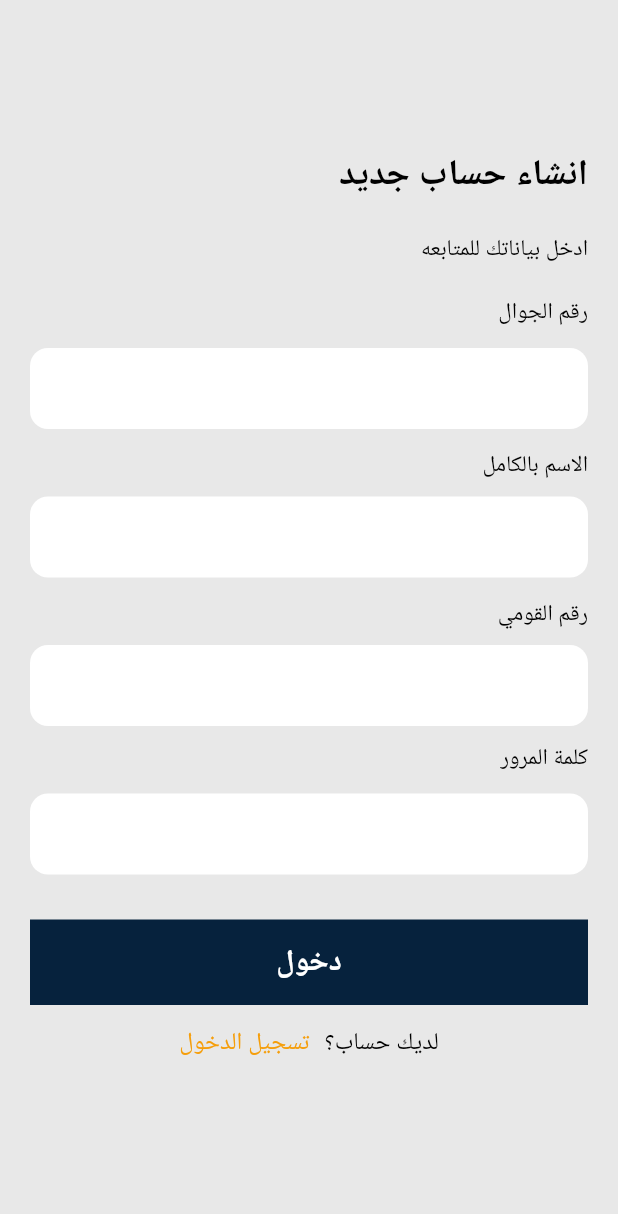
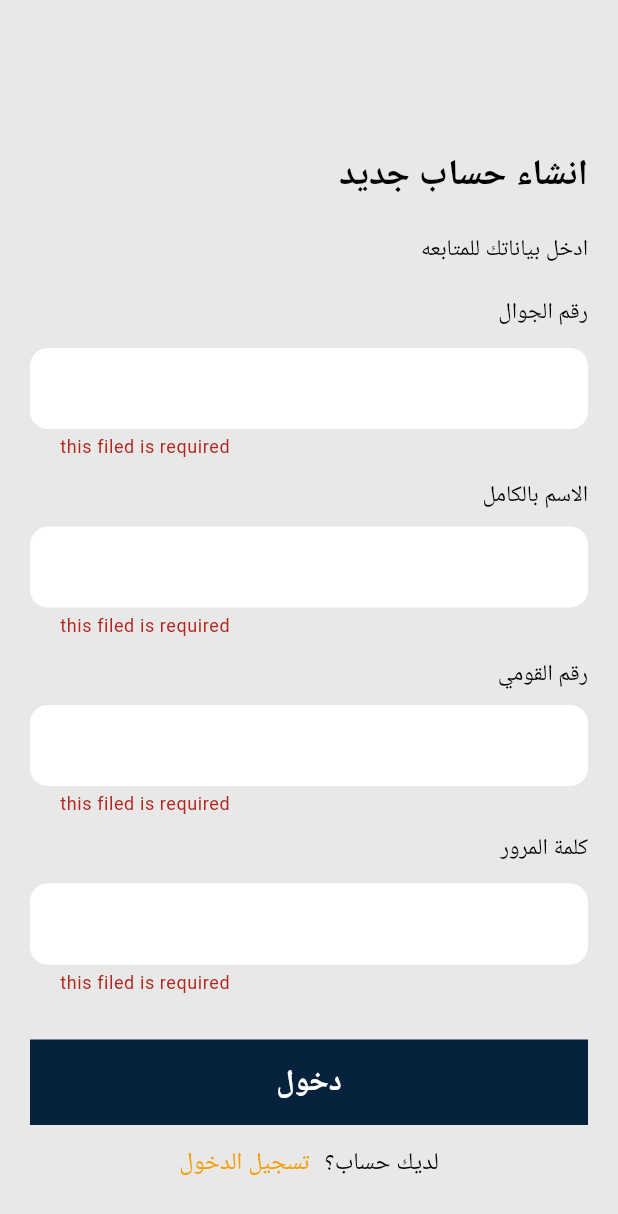
Before and after one commit to mO7MeD11/Graduation-project, a Flutter app: the RegisterView screen opened directly, after a tap on "دخول", on a phone screen of 412 x 824 dp. Shown: the top 1214 px of the screen. Run offline on Flutter 3.47's test engine with Material 3 defaults, Android fonts, the phone set to English and light mode, and no system bars; our stand-ins replace dio, flutter_svg, gap, pin_code_fields.

Commit message:
Add form validation to LoginView and RegisterView

```diff
--- a/lib/features/registration/views/create_new_password.dart
+++ b/lib/features/registration/views/create_new_password.dart
@@ -1,7 +1,6 @@
 import 'package:flutter/material.dart';
 import 'package:gap/gap.dart';
 import 'package:graduationproject/core/style/font_style.dart';
-import 'package:graduationproject/features/registration/views/register_view.dart';
 import 'package:graduationproject/features/registration/widget/custom_button.dart';
 import 'package:graduationproject/features/registration/widget/custom_text_form_field.dart';
 
@@ -28,11 +27,11 @@ class CreateNewPassword extends StatelessWidget {
               Gap(20),
               Text('كلمة المرور الجديده', style: FontStyles.regular15),
               Gap(13),
-              CustomTextFormField(),
+              CustomTextFormField(validator: (v) {}),
               Gap(10),
               Text('تاكيد كلمة المرور', style: FontStyles.regular15),
               Gap(13),
-              CustomTextFormField(),
+              CustomTextFormField(validator: (v) {}),
               Gap(30),
               SizedBox(
                 width: double.infinity,
--- a/lib/features/registration/views/register_view.dart
+++ b/lib/features/registration/views/register_view.dart
@@ -5,9 +5,15 @@ import 'package:graduationproject/features/registration/views/register_view.dart
 import 'package:graduationproject/features/registration/widget/custom_button.dart';
 import 'package:graduationproject/features/registration/widget/custom_text_form_field.dart';
 
-class RegisterView extends StatelessWidget {
+class RegisterView extends StatefulWidget {
   const RegisterView({super.key});
 
+  @override
+  State<RegisterView> createState() => _RegisterViewState();
+}
+
+class _RegisterViewState extends State<RegisterView> {
+  GlobalKey<FormState> formKey = GlobalKey<FormState>();
   @override
   Widget build(BuildContext context) {
     return Scaffold(
@@ -15,6 +21,9 @@ class RegisterView extends StatelessWidget {
       body: Padding(
         padding: const EdgeInsets.symmetric(horizontal: 20),
         child: SingleChildScrollView(
+          child: Form(
+            key: formKey,
+            autovalidateMode: AutovalidateMode.onUserInteraction,
             child: Column(
               crossAxisAlignment: CrossAxisAlignment.end,
               children: [
@@ -25,24 +34,57 @@ class RegisterView extends StatelessWidget {
                 Gap(20),
                 Text('رقم الجوال', style: FontStyles.regular15),
                 Gap(13),
-              CustomTextFormField(),
+                CustomTextFormField(
+                  validator: (v) {
+                    if (v == null || v.isEmpty) {
+                      return "this filed is required";
+                    }
+                    return null;
+                  },
+                ),
                 Gap(13),
                 Text('الاسم بالكامل', style: FontStyles.regular15),
                 Gap(10),
-              CustomTextFormField(),
+                CustomTextFormField(
+                  validator: (v) {
+                    if (v == null || v.isEmpty) {
+                      return "this filed is required";
+                    }
+                    return null;
+                  },
+                ),
                 Gap(13),
                 Text('رقم القومي', style: FontStyles.regular15),
                 Gap(10),
-              CustomTextFormField(),
+                CustomTextFormField(
+                  validator: (v) {
+                    if (v == null || v.isEmpty) {
+                      return "this filed is required";
+                    }
+                    return null;
+                  },
+                ),
 
                 Gap(10),
                 Text('كلمة المرور', style: FontStyles.regular15),
                 Gap(13),
-              CustomTextFormField(),
+                CustomTextFormField(
+                  validator: (v) {
+                    if (v == null || v.isEmpty) {
+                      return "this filed is required";
+                    }
+                    return null;
+                  },
+                ),
                 Gap(30),
                 SizedBox(
                   width: double.infinity,
-                child: CustomButton(text: 'دخول', onTap: () {}),
+                  child: CustomButton(
+                    text: 'دخول',
+                    onTap: () {
+                      if (formKey.currentState!.validate()) {}
+                    },
+                  ),
                 ),
                 Gap(13),
                 Row(
@@ -67,6 +109,7 @@ class RegisterView extends StatelessWidget {
             ),
           ),
         ),
+      ),
     );
   }
 }
--- a/lib/features/registration/widget/custom_text_form_field.dart
+++ b/lib/features/registration/widget/custom_text_form_field.dart
@@ -1,11 +1,13 @@
 import 'package:flutter/material.dart';
 
 class CustomTextFormField extends StatelessWidget {
-  const CustomTextFormField({super.key});
-
+  const CustomTextFormField({super.key, required this.validator});
+  final String? Function(String?)? validator;
   @override
   Widget build(BuildContext context) {
     return TextFormField(
+      validator: validator ,
+
       decoration: InputDecoration(
         filled: true,
         fillColor: Colors.white,
--- a/lib/main.dart
+++ b/lib/main.dart
@@ -13,7 +13,7 @@ class MyApp extends StatelessWidget {
   Widget build(BuildContext context) {
     return MaterialApp(
       locale: const Locale('ar'),
-      home: CreateNewPassword(),
+      home: AccountTypeView(),
       builder: (context, child) {
         return Directionality(
           textDirection: TextDirection.ltr, // غير هنا من rtl إلى ltr
```
Also changed, not shown: lib/features/registration/views/login_view.dart (+38 -5 lines). Lines whose indentation alone changed are shown as unchanged.
